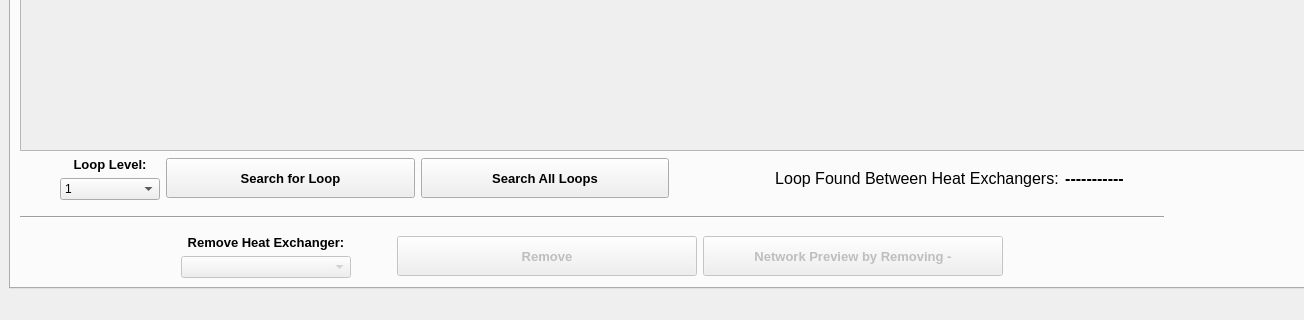
First picture: the form in interface/MPinch.ui, repository CarlosTadeuVassoler/MPinch, before the edit; both pictures show x 0 to 1304 and y 424 to 744 of the 1540 by 744 pixel window.
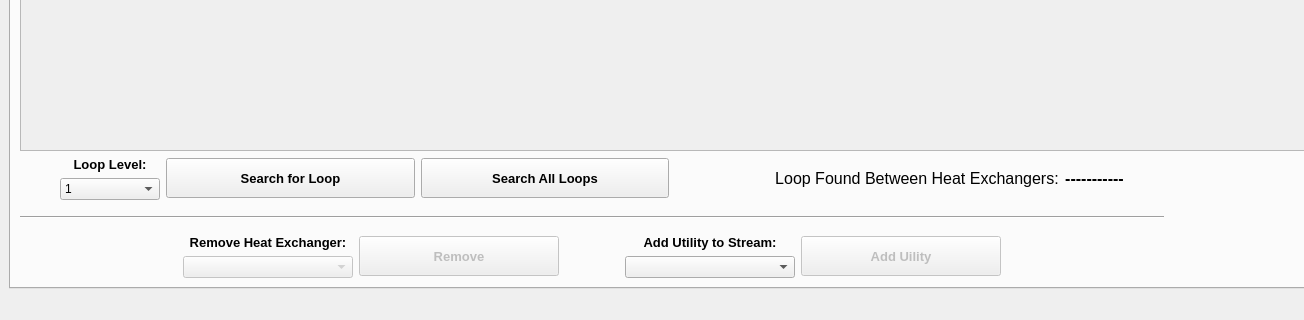
Second picture: the form after the edit. The open tabs and pages were chosen to show the change.

The edit to the form file:
```diff
--- a/interface/MPinch.ui
+++ b/interface/MPinch.ui
@@ -4066,22 +4066,6 @@
                   </item>
                  </layout>
                 </item>
-                <item>
-                 <spacer name="horizontalSpacer_2">
-                  <property name="orientation">
-                   <enum>Qt::Horizontal</enum>
-                  </property>
-                  <property name="sizeType">
-                   <enum>QSizePolicy::Fixed</enum>
-                  </property>
-                  <property name="sizeHint" stdset="0">
-                   <size>
-                    <width>40</width>
-                    <height>20</height>
-                   </size>
-                  </property>
-                 </spacer>
-                </item>
                 <item>
                  <widget class="QPushButton" name="remover">
                   <property name="enabled">
@@ -4089,7 +4073,7 @@
                   </property>
                   <property name="minimumSize">
                    <size>
-                    <width>300</width>
+                    <width>200</width>
                     <height>40</height>
                    </size>
                   </property>
@@ -4107,13 +4091,67 @@
                  </widget>
                 </item>
                 <item>
-                 <widget class="QPushButton" name="preview">
+                 <spacer name="horizontalSpacer_2">
+                  <property name="orientation">
+                   <enum>Qt::Horizontal</enum>
+                  </property>
+                  <property name="sizeType">
+                   <enum>QSizePolicy::Fixed</enum>
+                  </property>
+                  <property name="sizeHint" stdset="0">
+                   <size>
+                    <width>60</width>
+                    <height>20</height>
+                   </size>
+                  </property>
+                 </spacer>
+                </item>
+                <item>
+                 <layout class="QVBoxLayout" name="verticalLayout_19">
+                  <item>
+                   <widget class="QLabel" name="label_14">
+                    <property name="font">
+                     <font>
+                      <family>Arial</family>
+                      <pointsize>10</pointsize>
+                      <weight>75</weight>
+                      <bold>true</bold>
+                     </font>
+                    </property>
+                    <property name="text">
+                     <string>Add Utility to Stream:</string>
+                    </property>
+                    <property name="alignment">
+                     <set>Qt::AlignCenter</set>
+                    </property>
+                   </widget>
+                  </item>
+                  <item>
+                   <widget class="QComboBox" name="comboutil">
+                    <property name="minimumSize">
+                     <size>
+                      <width>170</width>
+                      <height>0</height>
+                     </size>
+                    </property>
+                    <property name="maximumSize">
+                     <size>
+                      <width>200</width>
+                      <height>16777215</height>
+                     </size>
+                    </property>
+                   </widget>
+                  </item>
+                 </layout>
+                </item>
+                <item>
+                 <widget class="QPushButton" name="addutil">
                   <property name="enabled">
                    <bool>false</bool>
                   </property>
                   <property name="minimumSize">
                    <size>
-                    <width>300</width>
+                    <width>200</width>
                     <height>40</height>
                    </size>
                   </property>
@@ -4126,7 +4164,7 @@
                    </font>
                   </property>
                   <property name="text">
-                   <string>Network Preview by Removing -</string>
+                   <string>Add Uility</string>
                   </property>
                  </widget>
                 </item>
```
Left out of the diff: 22 changed lines with no effect on the pictures.
